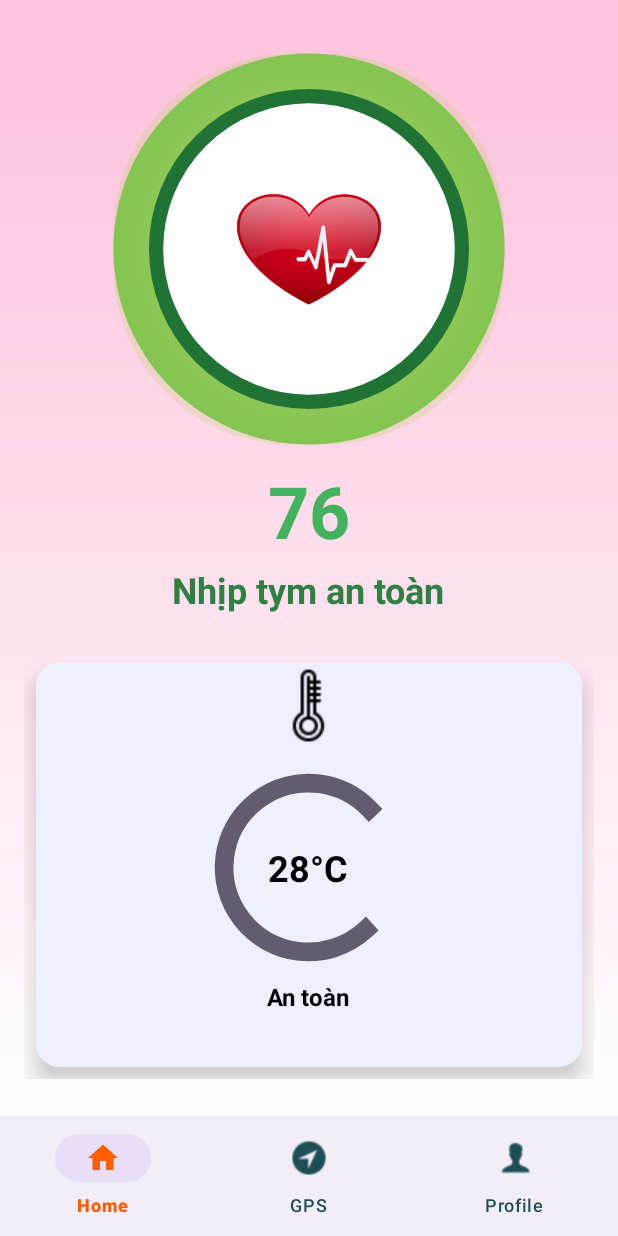
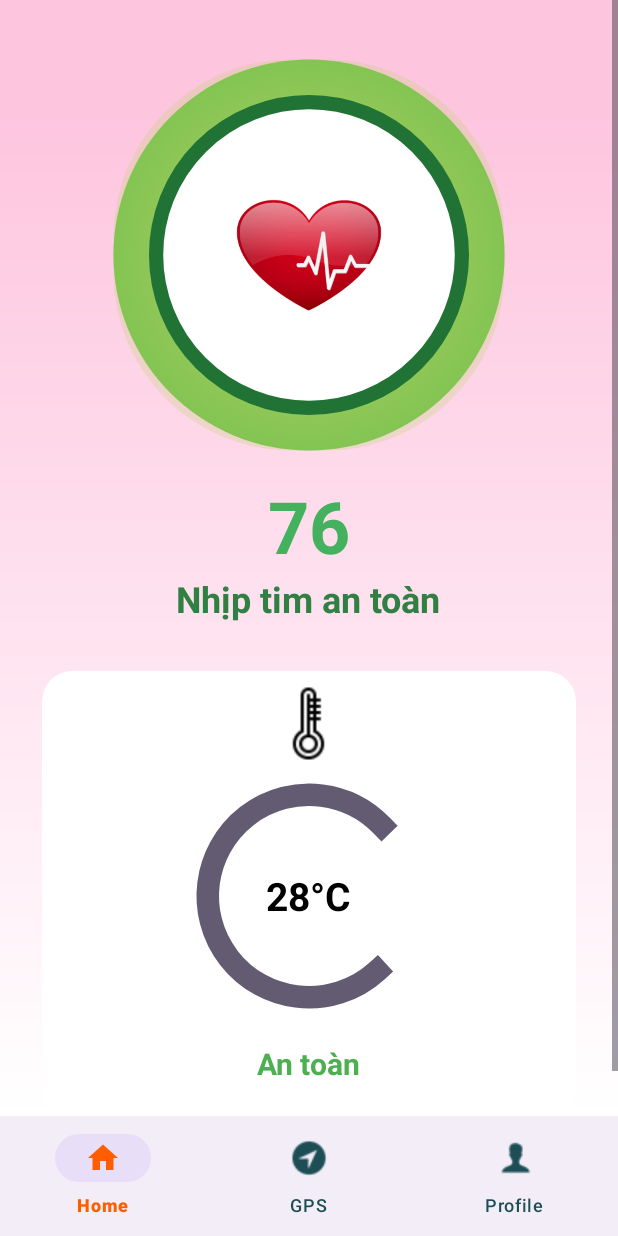
Before and after one commit to nguyenvanlinh1105/SafeKid, an Android app: the frag_dashboard screen opened directly, with no data from a screen before it, on a phone screen of 412 x 824 dp. Run offline under Robolectric (Android 15) with nearby library versions, the light colour scheme and no system bars; our stand-ins replace Firebase (no records; nobody signed in at launch, a user with empty details on screens opened directly).

Commit message:
update layout

```diff
--- a/app/src/main/java/com/example/myapp/frag_dashboard.java
+++ b/app/src/main/java/com/example/myapp/frag_dashboard.java
@@ -5,6 +5,7 @@ import android.animation.PropertyValuesHolder;
 import android.content.Context;
 import android.content.Intent;
 import android.graphics.Color;
+import android.graphics.PorterDuff;
 import android.graphics.drawable.GradientDrawable;
 import android.net.Uri;
 import android.os.Bundle;
@@ -31,6 +32,7 @@ public class frag_dashboard extends Fragment {
     private DatabaseReference heartRateRef, temperatureRef;
     private boolean isAlarmOn = false;
     private View circleView;
+    private ImageView icontem;
 
     public frag_dashboard() {}
 
@@ -38,12 +40,15 @@ public class frag_dashboard extends Fragment {
     public View onCreateView(LayoutInflater inflater, ViewGroup container, Bundle savedInstanceState) {
         View rootView = inflater.inflate(R.layout.fragment_frag_dashboard, container, false);
 
+        // mapp view
         heartRateText = rootView.findViewById(R.id.heartRateText);
         progressValueNhietDo = rootView.findViewById(R.id.progressValueNhietDo);
         textwarningNhietDo = rootView.findViewById(R.id.textwarningNhietDo);
         pieNhietDo = rootView.findViewById(R.id.pieNhietdo);
         textwarningHeart = rootView.findViewById(R.id.heartRateUnit);
         ImageView heartView = rootView.findViewById(R.id.heartImage);
+        icontem = rootView.findViewById(R.id.icontem);
+        // kêt nối fire csdl
         FirebaseDatabase database = FirebaseDatabase.getInstance();
         heartRateRef = database.getReference("NhipTim");
         temperatureRef = database.getReference("NhietDo");
@@ -79,17 +84,23 @@ public class frag_dashboard extends Fragment {
 
                 try {
                     int heartRate = Integer.parseInt(heartRateStr);
+
+
                     heartRateText.setText(heartRate + " bpm");
                     boolean isDangerous = heartRate < 60 || heartRate > 100;
 
                     if (isDangerous) {
                         triggerAlarm("Nhịp tim bất thường: " + heartRate + " bpm");
-                        textwarningHeart.setText("Nhịp tym ở mức nguy hiểm");
+                        textwarningHeart.setText("Nhịp tim ở mức nguy hiểm");
                         textwarningHeart.setTextColor(Color.RED);
                         heartRateText.setTextColor(Color.RED);
                         circleView.setBackgroundResource(R.drawable.circular_border);
                     } else {
                         updateAlarmState(false);
+                        textwarningHeart.setText("Nhịp tim an toàn");
+                        textwarningHeart.setTextColor(Color.GREEN);
+                        heartRateText.setTextColor(Color.GREEN);
+                        circleView.setBackgroundResource(R.drawable.heart_safe);
                     }
                 } catch (NumberFormatException e) {
                     heartRateText.setText("Dữ liệu lỗi");
@@ -111,33 +122,38 @@ public class frag_dashboard extends Fragment {
 
                 try {
                     double tempValue = Double.parseDouble(tempStr);
+                    // cần check xem nhiệt độ làm tròn là double hay int
                     progressValueNhietDo.setText(tempValue + "°C");
+                    progressValueNhietDo.setTextColor(Color.WHITE);
                     boolean isDangerous = tempValue < 20 || tempValue > 30;
-                    // set màu nguy hiểm cho nhiệt độ
+
+                    // Tạo GradientDrawable không có viền
                     GradientDrawable drawable = new GradientDrawable();
                     drawable.setCornerRadius(20);
                     drawable.setShape(GradientDrawable.RECTANGLE);
-                    drawable.setStroke(5, Color.BLACK);
-                    // drawable.setShadowLayer(10, 0, 0, Color.GRAY);
 
                     if (isDangerous) {
                         drawable.setColor(Color.RED);
                     } else {
                         drawable.setColor(Color.rgb(0, 255, 156));
                     }
+
                     pieNhietDo.setBackground(drawable);
 
                     if (isDangerous) {
                         triggerAlarm("Nhiệt độ bất thường: " + tempValue + "°C");
-
                         textwarningNhietDo.setText("Nhiệt độ ở mức nguy hiểm");
+                        textwarningNhietDo.setTextColor(Color.WHITE);
                     } else {
                         textwarningNhietDo.setText("Nhiệt độ an toàn");
+                        progressValueNhietDo.setTextColor(Color.BLACK);
+                        textwarningNhietDo.setTextColor(Color.BLACK);
                         updateAlarmState(false);
                     }
                 } catch (NumberFormatException e) {
                     progressValueNhietDo.setText("Dữ liệu lỗi");
                 }
+
             }
 
             @Override
--- /dev/null
+++ b/app/src/main/res/drawable/card_bg.xml
@@ -0,0 +1,7 @@
+<?xml version="1.0" encoding="utf-8"?>
+<shape xmlns:android="http://schemas.android.com/apk/res/android" android:shape="rectangle">
+    <corners android:radius="20dp"/>
+    <solid android:color="@android:color/white"/>
+    <padding android:left="8dp" android:top="8dp" android:right="8dp" android:bottom="8dp"/>
+    <shadowColor android:color="#55000000"/>
+</shape>
--- a/app/src/main/res/layout/fragment_frag_dashboard.xml
+++ b/app/src/main/res/layout/fragment_frag_dashboard.xml
@@ -1,7 +1,6 @@
 <?xml version="1.0" encoding="utf-8"?>
 <ScrollView xmlns:android="http://schemas.android.com/apk/res/android"
     xmlns:app="http://schemas.android.com/apk/res-auto"
-    android:id="@+id/tẽ"
     android:layout_width="match_parent"
     android:layout_height="match_parent"
     android:background="@drawable/list_chat_bg">
@@ -10,9 +9,9 @@
         android:layout_width="match_parent"
         android:layout_height="wrap_content"
         android:orientation="vertical"
-        android:padding="16dp">
+        android:padding="20dp">
 
-        <!-- Phần trên: Trái tim với vòng tròn bao quanh -->
+        <!-- Phần trên: Hình trái tim và vòng tròn -->
         <LinearLayout
             android:layout_width="match_parent"
             android:layout_height="wrap_content"
@@ -20,14 +19,12 @@
             android:gravity="center"
             android:orientation="vertical">
 
-            <!-- Hình trái tim với hình tròn bao quanh -->
             <FrameLayout
                 android:layout_width="280dp"
                 android:layout_height="280dp"
                 android:layout_marginTop="10dp"
-                android:layout_marginBottom="2dp">
+                android:layout_marginBottom="8dp">
 
-                <!-- Hình tròn bao quanh -->
                 <View
                     android:id="@+id/circularBorder"
                     android:layout_width="220dp"
@@ -35,7 +32,6 @@
                     android:layout_gravity="center"
                     android:background="@drawable/heart_safe" />
 
-                <!-- Hình trái tim -->
                 <ImageView
                     android:id="@+id/heartImage"
                     android:layout_width="100dp"
@@ -44,15 +40,10 @@
                     android:src="@drawable/heart_icon256" />
             </FrameLayout>
 
-            <!-- Số nhịp tim -->
-
-            <!-- Đơn vị nhịp tim -->
-
             <TextView
                 android:id="@+id/heartRateText"
                 android:layout_width="wrap_content"
                 android:layout_height="wrap_content"
-                android:layout_marginBottom="4dp"
                 android:text="76"
                 android:textColor="#43B15E"
                 android:textSize="48sp"
@@ -62,56 +53,43 @@
                 android:id="@+id/heartRateUnit"
                 android:layout_width="wrap_content"
                 android:layout_height="wrap_content"
-                android:text="Nhịp tym an toàn"
+                android:text="Nhịp tim an toàn"
                 android:textColor="#308043"
                 android:textSize="24sp"
                 android:textStyle="bold" />
         </LinearLayout>
 
-
-        <GridLayout
+        <!-- Grid Layout chứa các CardView -->
+        <androidx.cardview.widget.CardView
             android:layout_width="match_parent"
             android:layout_height="wrap_content"
-            android:columnCount="2"
-            android:orientation="horizontal">
-
-            <!-- Card 1: Walk -->
-
-            <!-- Card 2: Sleep -->
-            <androidx.cardview.widget.CardView
-                android:layout_width="0dp"
-                android:layout_height="wrap_content"
-                android:layout_columnWeight="1"
             android:layout_margin="8dp"
-                android:background="@drawable/green_shadow"
-                app:cardCornerRadius="16dp"
-                app:cardElevation="10dp">
+            android:background="@drawable/card_bg"
+            app:cardBackgroundColor="@android:color/transparent"
+            app:cardCornerRadius="20dp"
+            app:cardElevation="0dp">
 
             <LinearLayout
                 android:id="@+id/pieNhietdo"
                 android:layout_width="match_parent"
-                    android:layout_height="270dp"
-                    android:background="@color/material_dynamic_secondary95"
+                android:layout_height="300dp"
+                android:background="@drawable/card_bg"
                 android:gravity="center_horizontal"
                 android:orientation="vertical"
-                    android:paddingLeft="5dp"
-                    android:paddingRight="5dp">
-
-                    <!-- ImageView at top center -->
+                android:padding="10dp">
 
                 <ImageView
+
+                    android:id="@+id/icontem"
                     android:layout_width="50dp"
                     android:layout_height="50dp"
                     android:layout_gravity="center_horizontal"
-                        android:layout_marginTop="4dp"
-                        android:layout_marginBottom="8dp"
                     android:src="@drawable/icont" />
 
                 <RelativeLayout
-                        android:layout_width="150dp"
-                        android:layout_height="150dp">
+                    android:layout_width="180dp"
+                    android:layout_height="180dp">
 
-                        <!-- Circular ProgressBar -->
                     <ProgressBar
                         android:id="@+id/circularProgressSleep"
                         android:layout_width="match_parent"
@@ -121,7 +99,6 @@
                         android:progress="100"
                         android:progressDrawable="@drawable/circular_progress" />
 
-                        <!-- Value -->
                     <LinearLayout
                         android:layout_width="match_parent"
                         android:layout_height="match_parent"
@@ -133,25 +110,23 @@
                             android:layout_width="wrap_content"
                             android:layout_height="wrap_content"
                             android:text="28°C"
-                                android:textColor="#000"
-                                android:textSize="24sp"
+                            android:textColor="@color/black"
+                            android:textSize="26sp"
                             android:textStyle="bold" />
-
                     </LinearLayout>
-
                 </RelativeLayout>
 
                 <TextView
                     android:id="@+id/textwarningNhietDo"
                     android:layout_width="wrap_content"
                     android:layout_height="wrap_content"
+                    android:layout_marginTop="8dp"
                     android:text="An toàn"
-                        android:textColor="#000"
-                        android:textSize="16sp"
+                    android:textColor="@color/green"
+                    android:textSize="20sp"
                     android:textStyle="bold" />
             </LinearLayout>
         </androidx.cardview.widget.CardView>
-        </GridLayout>
 
 
     </LinearLayout>
--- a/app/src/main/res/values/colors.xml
+++ b/app/src/main/res/values/colors.xml
@@ -5,4 +5,6 @@
     <color name="primary_color">#1D4E55</color>
     <color name="subprimary_color">#358E9D</color>
     <color name="color_icon">#FF5e00</color>
+    <color name="green">#4CAF50</color>
+
 </resources>
```
Lines whose indentation alone changed are shown as unchanged.
